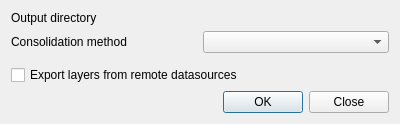
nicogodet/qconsolidate, file ui/qconsolidatedialogbase.ui: the form before one commit.
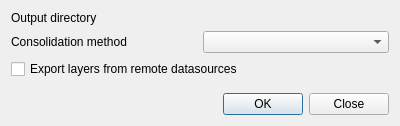
The form after the commit. Custom widgets are drawn as their Qt base class.

Commit message: fix main dialog UI fix driver name in the spatialite writer

```diff
--- a/ui/qconsolidatedialogbase.ui
+++ b/ui/qconsolidatedialogbase.ui
@@ -7,7 +7,7 @@
     <x>0</x>
     <y>0</y>
     <width>400</width>
-    <height>120</height>
+    <height>126</height>
    </rect>
   </property>
   <property name="windowTitle">
@@ -17,7 +17,7 @@
    <item row="0" column="1">
     <widget class="QgsFileWidget" name="fwOutputDirectory" native="true"/>
    </item>
-   <item row="5" column="0" colspan="2">
+   <item row="7" column="0" colspan="2">
     <widget class="QDialogButtonBox" name="buttonBox">
      <property name="orientation">
       <enum>Qt::Horizontal</enum>
@@ -45,6 +45,22 @@
     </widget>
    </item>
    <item row="3" column="0" colspan="2">
+    <widget class="QStackedWidget" name="stackedWidget"/>
+   </item>
+   <item row="6" column="0" colspan="2">
+    <spacer name="verticalSpacer">
+     <property name="orientation">
+      <enum>Qt::Vertical</enum>
+     </property>
+     <property name="sizeHint" stdset="0">
+      <size>
+       <width>20</width>
+       <height>40</height>
+      </size>
+     </property>
+    </spacer>
+   </item>
+   <item row="2" column="0" colspan="2">
     <widget class="QCheckBox" name="chkExportRemote">
      <property name="text">
       <string>Export layers from remote datasources</string>
```
Left out of the diff: 3 changed lines with no effect on the pictures. The commit also changes 1 other file.
